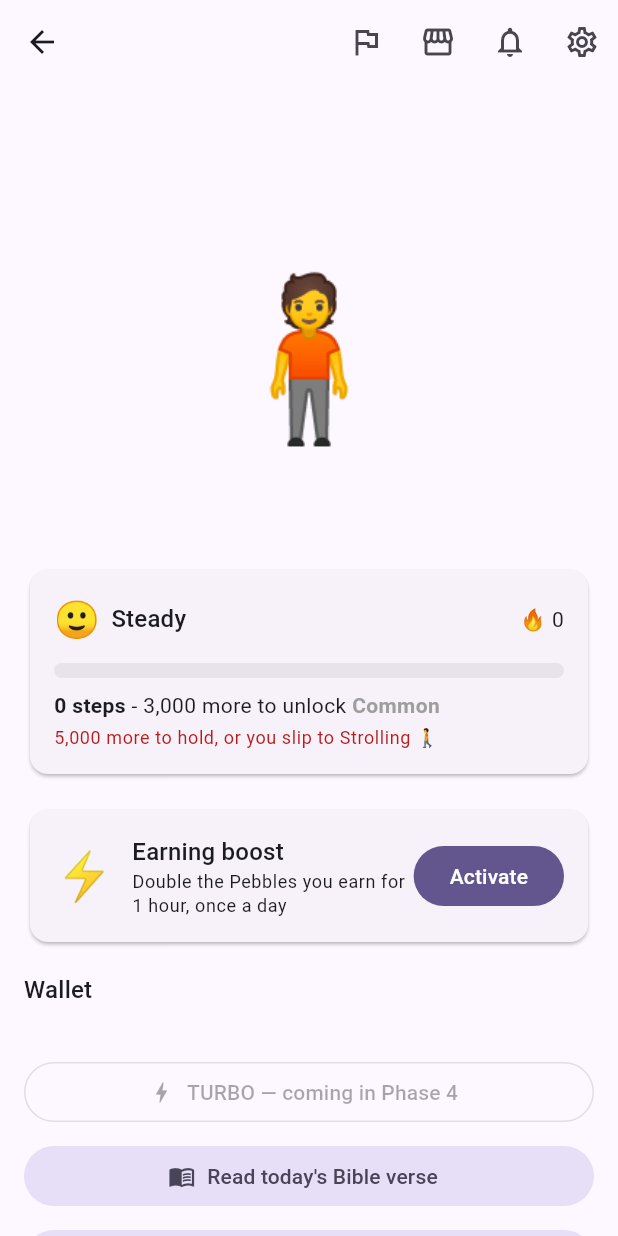
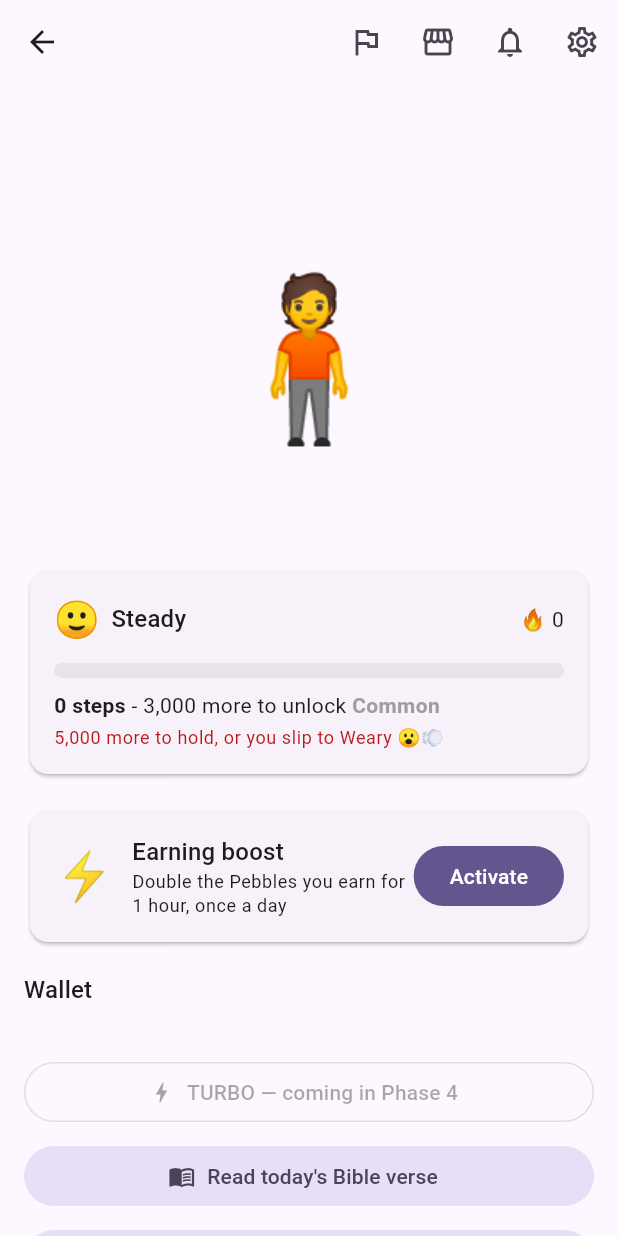
Before and after one commit to gideonmarked/the-walk-culture, a Flutter app: the HomeScreen screen opened directly, on a phone screen of 412 x 824 dp. Run offline on Flutter 3.47's test engine with Material 3 defaults, Android fonts, the phone set to English and light mode, and no system bars; our stand-ins replace flutter_local_notifications, flutter_riverpod, google_mobile_ads, google_sign_in, in_app_purchase, pedometer and 4 more; missing offline and left inert: health, in_app_purchase_android; accounts and stored records are empty.

Commit message:
Rename the health levels from Drained up to Aura
The names now describe the character's condition, to match the poses.

Co-Authored-By: Claude Opus 5.5 <noreply@anthropic.com>

```diff
--- a/lib/core/character_pose.dart
+++ b/lib/core/character_pose.dart
@@ -25,13 +25,13 @@ class CharacterPose {
 /// levels share the `walk` frames, so clothing is drawn once; they differ only
 /// in pace.
 const List<CharacterPose> kHealthPoses = [
-  CharacterPose('lying', speed: 0.6, baseOnly: true), // Idle
-  CharacterPose('crawl', speed: 0.7, baseOnly: true), // Sluggish
-  CharacterPose('hunched', speed: 0.8, baseOnly: true), // Strolling
+  CharacterPose('lying', speed: 0.6, baseOnly: true), // Drained
+  CharacterPose('crawl', speed: 0.7, baseOnly: true), // Worn
+  CharacterPose('hunched', speed: 0.8, baseOnly: true), // Weary
   CharacterPose('walk', speed: 1.0), // Steady
-  CharacterPose('walk', speed: 1.25), // Brisk
-  CharacterPose('walk', speed: 1.5), // Swift
-  CharacterPose('walk', speed: 1.8), // Soaring
+  CharacterPose('walk', speed: 1.25), // Vigorous
+  CharacterPose('walk', speed: 1.5), // Radiant
+  CharacterPose('walk', speed: 1.8), // Aura
 ];
 
 CharacterPose poseForHealth(int level) => kHealthPoses[clampHealthLevel(level)];
--- a/lib/core/health.dart
+++ b/lib/core/health.dart
@@ -17,15 +17,16 @@ class HealthLevel {
 
 /// Worst → best. Index into this list IS the level.
 const List<HealthLevel> kHealthLevels = [
-  // The name is a walking-pace theme; the art shows the matching POSTURE, from
-  // laying flat (Idle) up to striding tall (Soaring, animated later).
-  HealthLevel('Idle', '🛌'), // laying down
-  HealthLevel('Sluggish', '🐌'), // crawling
-  HealthLevel('Strolling', '🚶'), // hunched, trudging
-  HealthLevel('Steady', '🙂'), // upright, walking
-  HealthLevel('Brisk', '🏃'), // brisk walk
-  HealthLevel('Swift', '💨'), // striding
-  HealthLevel('Soaring', '🦅'), // upright & moving (animated later)
+  // Each name describes the character's condition, and the art shows the
+  // matching POSTURE: lying flat (Drained) up to standing in a glow (Aura).
+  // Poses live in lib/core/character_pose.dart.
+  HealthLevel('Drained', '🪫'), // lying down
+  HealthLevel('Worn', '🥱'), // crawling
+  HealthLevel('Weary', '😮‍💨'), // hunched, trudging
+  HealthLevel('Steady', '🙂'), // upright
+  HealthLevel('Vigorous', '💪'), // upright
+  HealthLevel('Radiant', '✨'), // upright
+  HealthLevel('Aura', '🌟'), // upright, the top
 ];
 
 /// New players start in the middle, with room to fall as well as climb.
@@ -46,7 +47,8 @@ int applyDailyHealth(int level, int daySteps) {
   return clampHealthLevel(current - 1);
 }
 
-HealthLevel healthLevelInfo(int level) => kHealthLevels[clampHealthLevel(level)];
+HealthLevel healthLevelInfo(int level) =>
+    kHealthLevels[clampHealthLevel(level)];
 
 bool isTopHealth(int level) => clampHealthLevel(level) == _maxLevel;
 bool isBottomHealth(int level) => clampHealthLevel(level) == 0;
--- a/lib/models/player_state.dart
+++ b/lib/models/player_state.dart
@@ -237,7 +237,7 @@ class PlayerState {
       spentSteps: (json['spentSteps'] as num?)?.toInt() ?? 0,
       todaySteps: (json['todaySteps'] as num?)?.toInt() ?? 0,
       // Saves written before the health ladder existed have no level — those
-      // players start at Steady rather than inheriting a bogus 0 (Idle).
+      // players start at Steady rather than inheriting a bogus 0 (Drained).
       healthLevel: clampHealthLevel(
           (json['healthLevel'] as num?)?.toInt() ?? kStartHealthLevel),
       streakCurrent: (json['streakCurrent'] as num?)?.toInt() ?? 0,
```
Also changed, not shown: lib/data/achievements_catalog.dart (+66 -27 lines), 4 other files.
